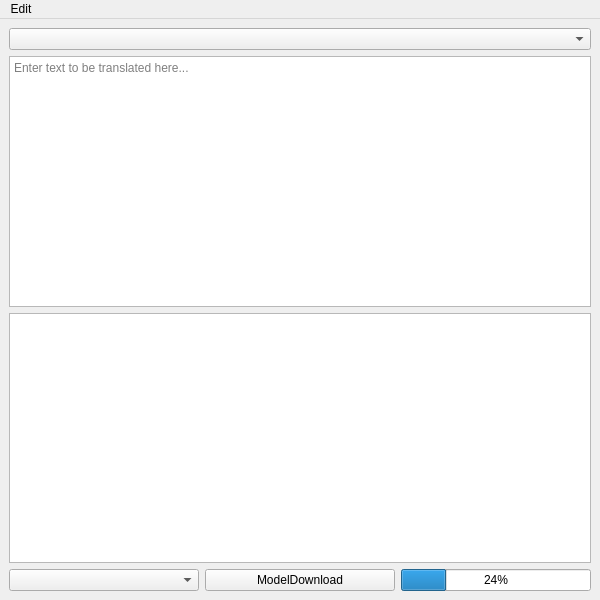
First picture: the form in mainwindow.ui, repository XapaJIaMnu/translateLocally, before the edit.
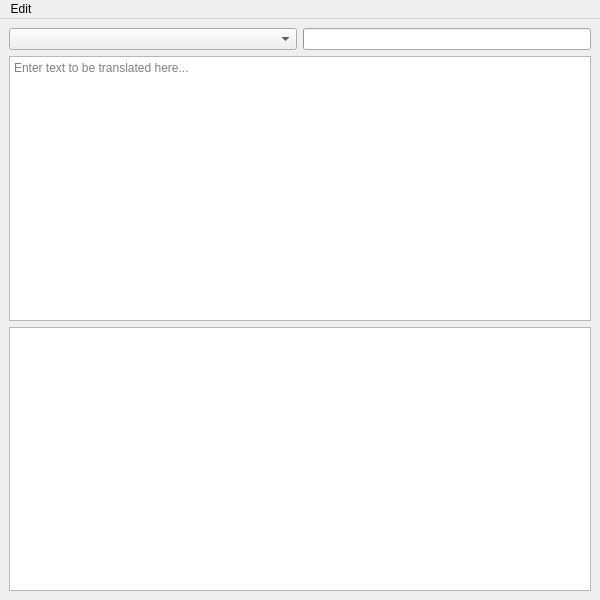
Second picture: the form after the edit.

Commit message: Move downloading of models into the model selection combobox

Diff of the .ui file:
```diff
--- a/mainwindow.ui
+++ b/mainwindow.ui
@@ -22,37 +22,6 @@
       </property>
      </widget>
     </item>
-    <item row="6" column="0">
-     <layout class="QHBoxLayout" name="horizontalLayout_2">
-      <item>
-       <widget class="QComboBox" name="Models">
-       </widget>
-      </item>
-      <item>
-       <widget class="QPushButton" name="modelDownload">
-        <property name="text">
-         <string>ModelDownload</string>
-        </property>
-       </widget>
-      </item>
-      <item>
-       <widget class="QProgressBar" name="progressBar">
-        <property name="enabled">
-         <bool>true</bool>
-        </property>
-        <property name="sizePolicy">
-         <sizepolicy hsizetype="Preferred" vsizetype="Fixed">
-          <horstretch>0</horstretch>
-          <verstretch>0</verstretch>
-         </sizepolicy>
-        </property>
-        <property name="value">
-         <number>24</number>
-        </property>
-       </widget>
-      </item>
-     </layout>
-    </item>
     <item row="5" column="0">
      <widget class="QTextBrowser" name="outputBox"/>
     </item>
@@ -68,6 +37,16 @@
         </property>
        </widget>
       </item>
+      <item>
+       <widget class="QProgressBar" name="progressBar">
+        <property name="sizePolicy">
+         <sizepolicy hsizetype="Preferred" vsizetype="Fixed">
+          <horstretch>0</horstretch>
+          <verstretch>0</verstretch>
+         </sizepolicy>
+        </property>
+       </widget>
+      </item>
      </layout>
     </item>
    </layout>
```
The commit also changes 6 other files.
